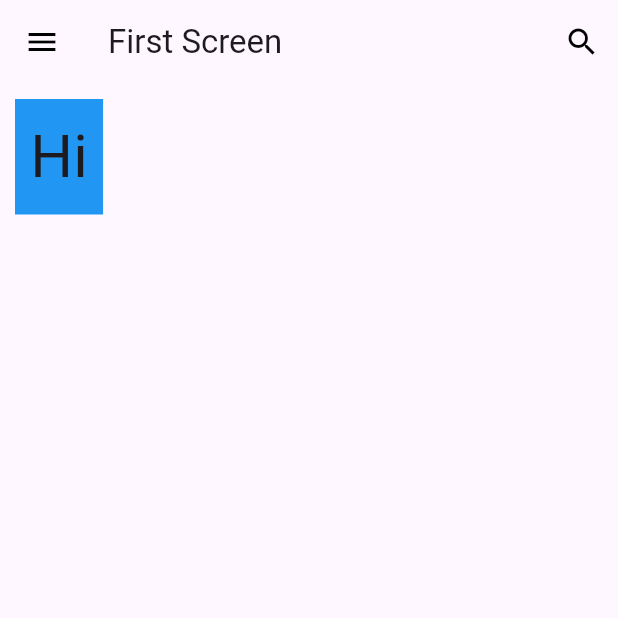
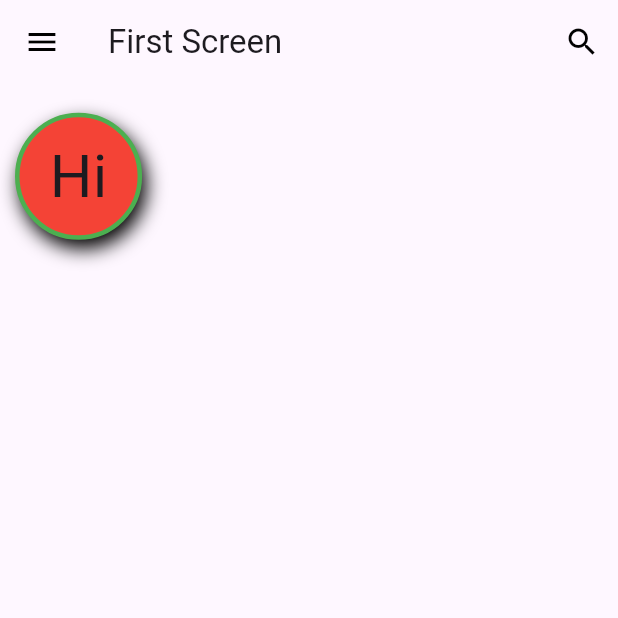
Before and after one commit to Roisull/belajar-flutter-dasar, a Flutter app: the screen it shows after launch, on a phone screen of 412 x 824 dp, the top half of it. Run offline on Flutter 3.47's test engine with Material 3 defaults, Android fonts, the phone set to English and light mode, and no system bars.

Commit message:
progress 6 belajar dekorasi container dari mulai color shape shadow border

```diff
--- a/lib/main.dart
+++ b/lib/main.dart
@@ -113,10 +113,21 @@ class FirstScreen extends StatelessWidget {
       body: Column(
         children: <Widget>[
           Container(
-            color: Colors.blue,
+            decoration:  BoxDecoration(
+              color: Colors.red,
+              shape: BoxShape.circle,
+              border: Border.all(color: Colors.green, width: 3),
+              boxShadow: const [
+                BoxShadow(
+                  color: Colors.black,
+                  offset: Offset(3, 6),
+                  blurRadius: 10,
+                ),
+              ],
+            ),
             // width: 200,
             // height: 100,
-            padding: const EdgeInsets.all(10),
+            padding: const EdgeInsets.all(20),
             margin: const EdgeInsets.all(10),
             child: const Text(
               'Hi',
```
